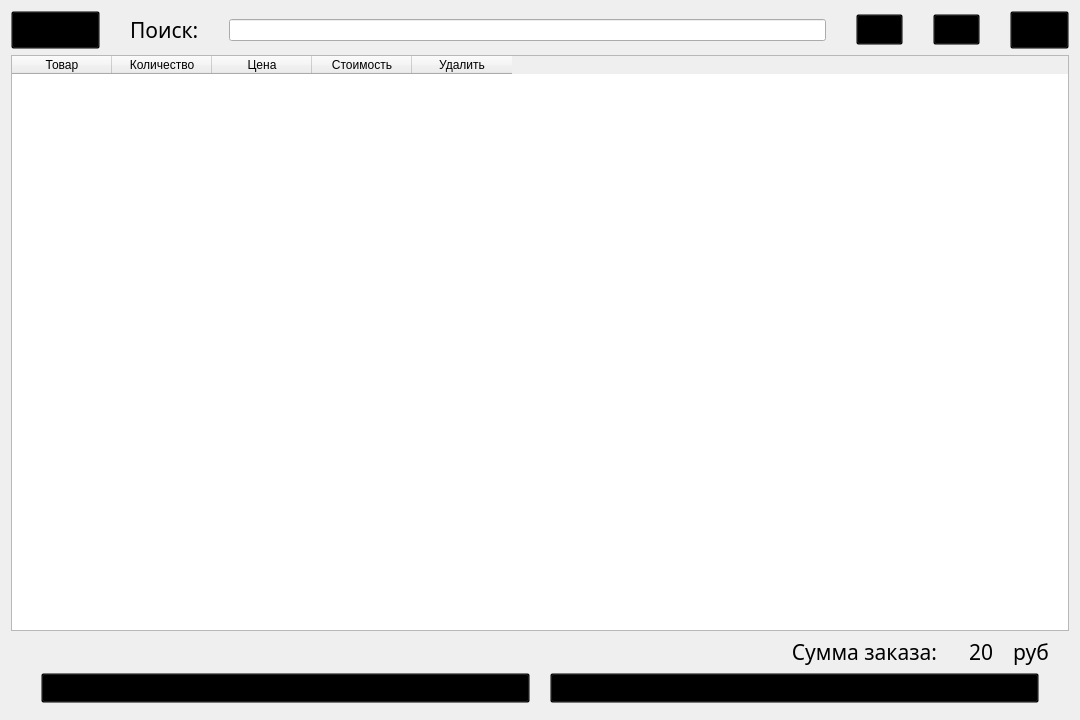
This is shopping_cart.ui in lirthu/kursach as Qt 5 draws it before an edit. The edited form follows.
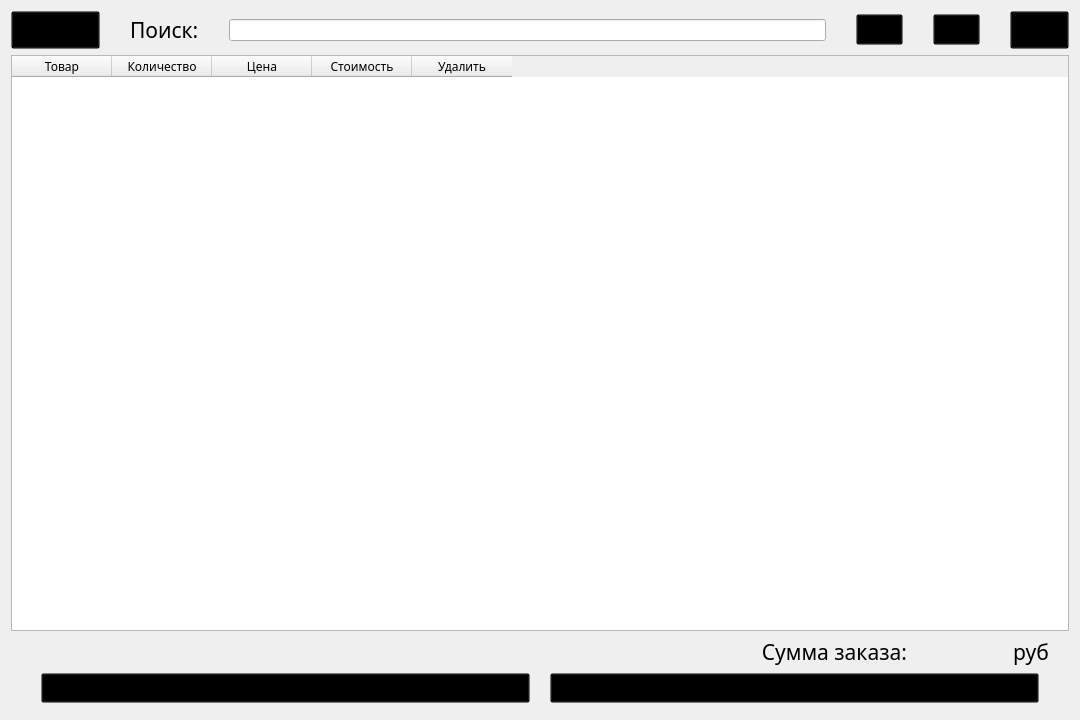
This is the edited form. Icons and pictures are not drawn.

Diff of the .ui file:
```diff
--- a/shopping_cart.ui
+++ b/shopping_cart.ui
@@ -152,6 +152,11 @@
    </item>
    <item>
     <widget class="QTableWidget" name="tableWidget">
+     <property name="font">
+      <font>
+       <family>Segoe Print</family>
+      </font>
+     </property>
      <column>
       <property name="text">
        <string>Товар</string>
@@ -185,7 +190,7 @@
       <number>0</number>
      </property>
      <property name="leftMargin">
-      <number>780</number>
+      <number>750</number>
      </property>
      <property name="rightMargin">
       <number>20</number>
@@ -221,7 +226,7 @@
         <cursorShape>ArrowCursor</cursorShape>
        </property>
        <property name="text">
-        <string>20</string>
+        <string/>
        </property>
        <property name="alignment">
         <set>Qt::AlignRight|Qt::AlignTrailing|Qt::AlignVCenter</set>
```
Left out of the diff: 2 changed lines with no effect on the pictures.
